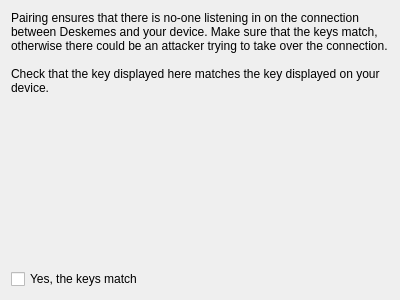
Old version of the form DesktopClient/src/UI/Pages/PgPairConfirm.ui in the repository madmaxoft/Deskemes.
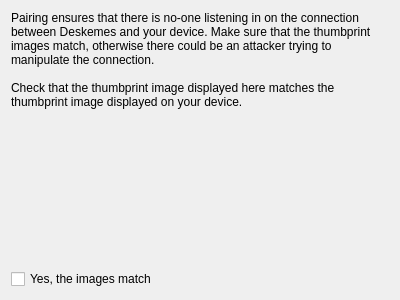
New version of the form. Custom widgets are drawn as their Qt base class.

Commit message: DesktopClient: Pairing UI thumbprint image.

The edit to the form file:
```diff
--- a/DesktopClient/src/UI/Pages/PgPairConfirm.ui
+++ b/DesktopClient/src/UI/Pages/PgPairConfirm.ui
@@ -17,9 +17,9 @@
    <item>
     <widget class="QLabel" name="label">
      <property name="text">
-      <string>Pairing ensures that there is no-one listening in on the connection between Deskemes and your device. Make sure that the keys match, otherwise there could be an attacker trying to take over the connection.
+      <string>Pairing ensures that there is no-one listening in on the connection between Deskemes and your device. Make sure that the thumbprint images match, otherwise there could be an attacker trying to manipulate the connection.
 
-Check that the key displayed here matches the key displayed on your device.</string>
+Check that the thumbprint image displayed here matches the thumbprint image displayed on your device.</string>
      </property>
      <property name="alignment">
       <set>Qt::AlignLeading|Qt::AlignLeft|Qt::AlignTop</set>
@@ -32,12 +32,20 @@
    <item>
     <widget class="QCheckBox" name="chbKeysMatch">
      <property name="text">
-      <string>Yes, the keys match</string>
+      <string>Yes, the images match</string>
      </property>
     </widget>
    </item>
   </layout>
  </widget>
+ <customwidgets>
+  <customwidget>
+   <class>WgtImage</class>
+   <extends>QWidget</extends>
+   <header>../WgtImage.hpp</header>
+   <container>1</container>
+  </customwidget>
+ </customwidgets>
  <resources/>
  <connections/>
 </ui>
```
Left out of the diff: 10 changed lines with no effect on the pictures. The commit also changes 8 other files.
